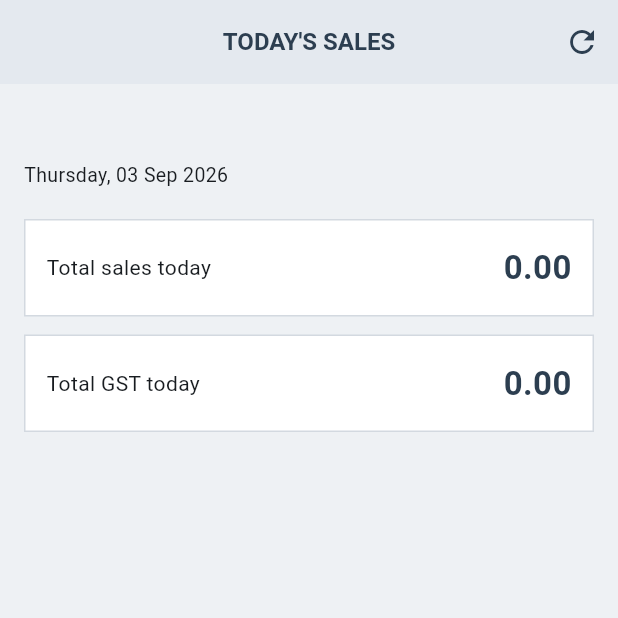
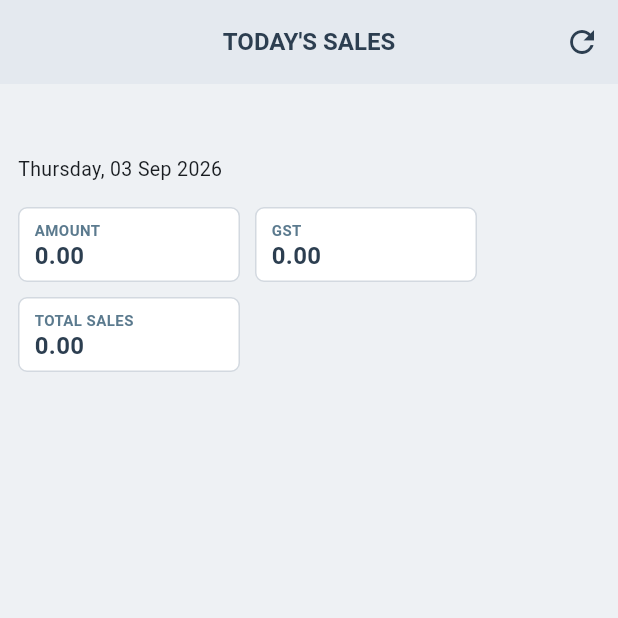
Before and after one commit to Vigneshwari116/sales, a Flutter app: the StaffSalesDashboardScreen screen opened directly with empty values, on a phone screen of 412 x 824 dp, the top half of it. Run offline on Flutter 3.47's test engine with Material 3 defaults, Android fonts, the phone set to English and light mode, and no system bars; our stand-ins replace connectivity_plus, pdf, printing, shared_preferences, sqflite, sqflite_common_ffi; accounts and stored records are empty.

Commit message:
Use compact Amount, GST, and Total sales boxes on dashboards
Replace full-width staff dashboard cards with CompactAbstractSummary.
Admin location cards now show the same three small stat boxes per
location instead of a single sales row.

Co-authored-by: Vigneshwari116 <Vigneshwari116@users.noreply.github.com>

```diff
--- a/lib/screen/staff_sales_dashboard_screen.dart
+++ b/lib/screen/staff_sales_dashboard_screen.dart
@@ -61,6 +61,9 @@ class _StaffSalesDashboardScreenState extends State<StaffSalesDashboardScreen> {
 
   @override
   Widget build(BuildContext context) {
+    final amount = _todaySummary?.totalSaleAmount ?? 0;
+    final gst = _todaySummary?.totalGst ?? 0;
+
     return Scaffold(
       backgroundColor: AppColors.background,
       appBar: sectionHeaderAppBar(
@@ -75,10 +78,10 @@ class _StaffSalesDashboardScreenState extends State<StaffSalesDashboardScreen> {
       ),
       body: _loading
           ? const Center(child: CircularProgressIndicator())
-          : Padding(
-              padding: const EdgeInsets.all(16),
+          : CenteredContent(
+              maxWidth: 520,
               child: Column(
-                crossAxisAlignment: CrossAxisAlignment.stretch,
+                crossAxisAlignment: CrossAxisAlignment.start,
                 children: [
                   Text(
                     widget.location,
@@ -93,47 +96,16 @@ class _StaffSalesDashboardScreenState extends State<StaffSalesDashboardScreen> {
                     DateFormat('EEEE, dd MMM yyyy').format(DateTime.now()),
                     style: const TextStyle(fontSize: AppTextSizes.listTitle),
                   ),
-                  const SizedBox(height: 20),
-                  _summaryCard(
-                    'Total sales today',
-                    _formatMoney(_todaySummary?.totalSaleAmount ?? 0),
-                  ),
-                  const SizedBox(height: 12),
-                  _summaryCard(
-                    'Total GST today',
-                    _formatMoney(_todaySummary?.totalGst ?? 0),
+                  const SizedBox(height: 16),
+                  CompactAbstractSummary(
+                    amountValue: _formatMoney(amount),
+                    gstValue: _formatMoney(gst),
+                    grandTotalValue: _formatMoney(amount + gst),
+                    grandTotalLabel: 'Total sales',
                   ),
                 ],
               ),
             ),
     );
   }
-
-  Widget _summaryCard(String label, String value) {
-    return Container(
-      padding: const EdgeInsets.symmetric(horizontal: 14, vertical: 16),
-      decoration: BoxDecoration(
-        color: AppColors.cardWhite,
-        border: Border.all(color: AppColors.border),
-      ),
-      child: Row(
-        children: [
-          Expanded(
-            child: Text(
-              label,
-              style: const TextStyle(fontSize: AppTextSizes.fieldText),
-            ),
-          ),
-          Text(
-            value,
-            style: const TextStyle(
-              fontSize: AppTextSizes.statNumber,
-              fontWeight: FontWeight.bold,
-              color: AppColors.navy,
-            ),
-          ),
-        ],
-      ),
-    );
-  }
 }
--- a/lib/widgets/compact_layout.dart
+++ b/lib/widgets/compact_layout.dart
@@ -153,17 +153,21 @@ class CompactSaveButton extends StatelessWidget {
 }
 
 /// Small dashboard-style stat cards for abstract totals.
-/// Order: Amount, GST, Grand total.
+/// Order: Amount, GST, Grand total (or [grandTotalLabel]).
 class CompactAbstractSummary extends StatelessWidget {
   final String amountValue;
   final String gstValue;
   final String grandTotalValue;
+  final String grandTotalLabel;
+  final double cardWidth;
 
   const CompactAbstractSummary({
     super.key,
     required this.amountValue,
     required this.gstValue,
     required this.grandTotalValue,
+    this.grandTotalLabel = 'Grand total',
+    this.cardWidth = 148,
   });
 
   @override
@@ -176,7 +180,7 @@ class CompactAbstractSummary extends StatelessWidget {
         children: [
           _statCard('Amount', amountValue),
           _statCard('GST', gstValue),
-          _statCard('Grand total', grandTotalValue),
+          _statCard(grandTotalLabel, grandTotalValue),
         ],
       ),
     );
@@ -184,7 +188,7 @@ class CompactAbstractSummary extends StatelessWidget {
 
   Widget _statCard(String label, String value) {
     return Container(
-      width: 148,
+      width: cardWidth,
       padding: const EdgeInsets.symmetric(horizontal: 10, vertical: 7),
       decoration: BoxDecoration(
         color: AppColors.cardWhite,
```
Also changed, not shown: lib/screen/admin_location_grid_screen.dart (+12 -21 lines).
